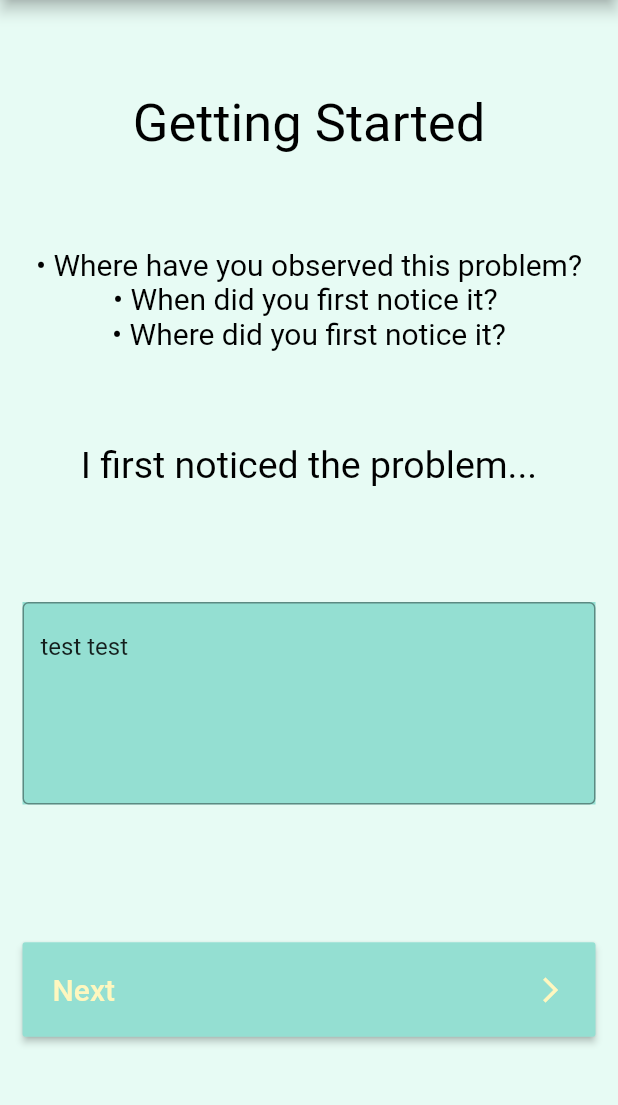
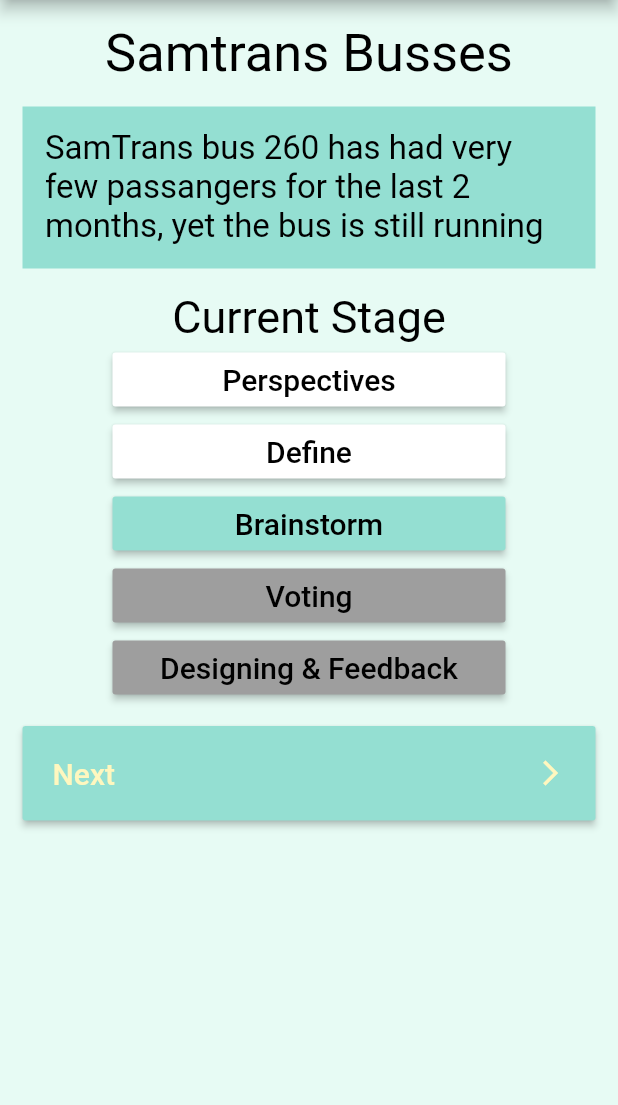
Before and after one commit to jchou03/PictureIt, a Flutter app: the screen it shows after launch, on a phone screen of 412 x 824 dp, the part 84-1189 px from its top. Run offline on Flutter 3.47's test engine with Material 2 defaults, Android fonts, the phone set to English and light mode, and no system bars; our stand-ins replace image_picker.

Commit message:
functioning project main page

```diff
--- a/pictureit/lib/Data/project.dart
+++ b/pictureit/lib/Data/project.dart
@@ -6,20 +6,44 @@ import 'package:pictureit/Data/user.dart';
 // class to hold the data of the project
 class Project {
   // each variable will hold the value that the user puts into each page
+  // stores string value of text on GettingStarted page
   String gettingStarted;
+  // stores the value of the first text box on the Empathy page
   String empathy1;
+  // stores the value of the second text box on the Empathy page
   String empathy2;
+  // stores the value of the first text box on the Defining page
   String defining1;
+  // stores the value of the second text box on the Defining page
   String defining2;
+  // stores the text value of the Brainstorming page
   String brainstorming;
+  // stores the List of Idea(s) that are created based on the parsed string above
   List<Idea> ideas;
+  // stores the List of Idea(s) that are the top 3 ideas
   List<Idea> top3;
+  // stores the top voted Idea
   List<Idea> top;
+  // stores the List of Design(s) that are basically all the prototypes
   List<Design> designs;
 
   // overall project variables (like user creator)
+  // stores the stage that the project is on (as a number, 0 index)
   int stage;
+  // stores the list of possible stages for the project (same for all projects)
+  List<String> stages = [
+    'Perspectives',
+    'Define',
+    'Brainstorm',
+    'Voting',
+    'Designing & Feedback'
+  ];
+  // stores the User that created the project
   User creator;
+  // the title of the project
+  String title;
+  // the description of the project
+  String description;
 
   Project() {
     gettingStarted = "";
@@ -37,6 +61,8 @@ class Project {
     User defaultUser = new User('David',
         Image.asset('assets/images/Screenshot (437).png'), 'email@gmail.com');
     creator = defaultUser;
+    title = 'Project Title';
+    description = 'Project description';
   }
 
   // specific constructor which lets you specify specific values for items
@@ -51,7 +77,10 @@ class Project {
       List<Idea> top3,
       List<Idea> top,
       List<Design> designs,
-      int stage) {
+      int stage,
+      User creator,
+      String title,
+      String description) {
     this.gettingStarted = gettingStarted;
     this.empathy1 = empathy1;
     this.empathy2 = empathy2;
@@ -63,6 +92,9 @@ class Project {
     this.top = top;
     this.designs = designs;
     this.stage = stage;
+    this.creator = creator;
+    this.title = title;
+    this.description = description;
 
     // defaults if they are null
     if (gettingStarted == null) this.gettingStarted = "";
@@ -75,6 +107,11 @@ class Project {
     if (top == null) this.top = [];
     if (designs == null) this.designs = [];
     if (stage == null) this.stage = 0;
+    if (creator == null)
+      this.creator = new User('David',
+          Image.asset('assets/images/Screenshot (437).png'), 'email@gmail.com');
+    if (title == null) this.title = 'Project Title';
+    if (description == null) this.description = 'Project description';
   }
 
   // getters for each variable
@@ -122,8 +159,20 @@ class Project {
     return stage;
   }
 
+  List<String> getStages() {
+    return stages;
+  }
+
   User getCreator() {
     return creator;
+  }
+
+  String getTitle() {
+    return title;
+  }
+
+  String getDescription() {
+    return description;
   }
 
   // setters for each variable
@@ -174,4 +223,12 @@ class Project {
   void setCreator(User creator) {
     this.creator = creator;
   }
+
+  void setTitle(String title) {
+    this.title = title;
+  }
+
+  void setDescription(String description) {
+    this.description = description;
+  }
 }
--- /dev/null
+++ b/pictureit/lib/Data/stage.dart
@@ -0,0 +1,27 @@
+import 'package:flutter/cupertino.dart';
+
+class Stage {
+  String name;
+  Widget page;
+
+  Stage(String name, Widget page) {
+    this.name = name;
+    this.page = page;
+  }
+
+  String getName() {
+    return name;
+  }
+
+  Widget getPage() {
+    return page;
+  }
+
+  void setName(String name) {
+    this.name = name;
+  }
+
+  void setPage(Widget page) {
+    this.page = page;
+  }
+}
--- /dev/null
+++ b/pictureit/lib/MiscPages/projectHome.dart
@@ -0,0 +1,215 @@
+// color setups
+import 'package:flutter/cupertino.dart';
+import 'package:flutter/material.dart';
+import 'package:pictureit/Data/project.dart';
+import 'package:pictureit/Tools/brainstorming.dart';
+import 'package:pictureit/Tools/defining.dart';
+import 'package:pictureit/Tools/designing.dart';
+import 'package:pictureit/Tools/empathy.dart';
+import 'package:pictureit/Tools/gettingStarted.dart';
+import 'package:pictureit/Tools/voting.dart';
+
+const backgroundColor = Color(0xFFE7FBF4);
+const headingColor = Colors.white;
+const boxColor = Color(0xFF94DFD2);
+const arrowColor = Color(0xFFFFF7BF);
+
+// padding, margin, and border radius setup
+const globalPadding = 15.0;
+const globalMargin = 15.0;
+const borderRadius = 10.0;
+
+class ProjectHome extends StatefulWidget {
+  Project project;
+
+  ProjectHome(Project project) {
+    this.project = project;
+  }
+
+  ProjectHomeState createState() => ProjectHomeState(project);
+}
+
+class ProjectHomeState extends State<ProjectHome> {
+  Project project;
+  // List to store the column of raised buttons for the stages
+  List<RaisedButton> stages = [];
+
+  ProjectHomeState(Project project) {
+    this.project = project;
+  }
+
+  Widget build(BuildContext context) {
+    //print(project.getTitle());
+    //print(project.getDescription());
+
+    return Scaffold(
+        // appbar is the header
+        appBar: AppBar(
+          title: Text('PictureIt'),
+          backgroundColor: headingColor,
+        ),
+        // container for body of page
+        body: Container(
+            padding: EdgeInsets.all(globalPadding),
+            color: backgroundColor,
+            width: MediaQuery.of(context).size.width,
+            // listview so it can scroll
+            child: ListView(children: <Widget>[
+              // column of content
+              Column(
+                mainAxisAlignment: MainAxisAlignment.spaceEvenly,
+                children: <Widget>[
+                  // title for the section
+                  Text('${project.getTitle()}',
+                      style: TextStyle(color: Colors.black, fontSize: 35)),
+                  // first round of text (prompt and text box)
+                  Container(
+                      color: boxColor,
+                      margin: EdgeInsets.symmetric(
+                          vertical: globalMargin, horizontal: 0),
+                      child: Column(
+                        crossAxisAlignment: CrossAxisAlignment.start,
+                        children: <Widget>[
+                          // area to display the description of the project
+                          Center(
+                            child: Container(
+                              width: MediaQuery.of(context).size.width,
+                              margin: EdgeInsets.all(globalMargin),
+                              child: Text('${project.getDescription()}',
+                                  style: TextStyle(
+                                      color: Colors.black, fontSize: 22)),
+                            ),
+                          )
+                        ],
+                      )),
+
+                  // section for display
+                  Container(
+                    child: Column(
+                      children: <Widget>[
+                        Center(
+                          // Current Stage title
+                          child: Text('Current Stage',
+                              style:
+                                  TextStyle(color: Colors.black, fontSize: 30)),
+                        ),
+                        // show the project stage buttons
+                        Column(
+                            children: List.generate(project.getStages().length,
+                                (index) {
+                          // code for deciding whether or not the box should be active
+                          bool active = false;
+                          if (index <= project.getStage()) {
+                            active = true;
+                          }
+                          // code for deciding box color
+                          Color buttonColor = Colors.grey;
+                          if (index < project.getStage()) {
+                            buttonColor = headingColor;
+                          } else if (index == project.getStage()) {
+                            buttonColor = boxColor;
+                          }
+
+                          return Container(
+                              width: MediaQuery.of(context).size.width,
+                              margin: EdgeInsets.symmetric(
+                                  horizontal: globalMargin * 4),
+                              child: RaisedButton(
+                                  color: buttonColor,
+                                  child: Center(
+                                    child: Text(
+                                      '${project.getStages()[index]}',
+                                      style: TextStyle(
+                                          color: Colors.black, fontSize: 20),
+                                    ),
+                                  ),
+                                  onPressed: () {
+                                    if (active) {
+                                      // code to switch which page it goes to
+                                      switch (index) {
+                                        case 0:
+                                          Navigator.push(
+                                              context,
+                                              MaterialPageRoute(
+                                                  builder: (context) =>
+                                                      Empathy(project)));
+                                          break;
+                                        case 1:
+                                          Navigator.push(
+                                              context,
+                                              MaterialPageRoute(
+                                                  builder: (context) =>
+                                                      Defining(project)));
+                                          break;
+                                        case 2:
+                                          Navigator.push(
+                                              context,
+                                              MaterialPageRoute(
+                                                  builder: (context) =>
+                                                      Brainstorming(project)));
+                                          break;
+                                        case 3:
+                                          Navigator.push(
+                                              context,
+                                              MaterialPageRoute(
+                                                  builder: (context) =>
+                                                      Voting1(project)));
+                                          break;
+                                        case 4:
+                                          Navigator.push(
+                                              context,
+                                              MaterialPageRoute(
+                                                  builder: (context) =>
+                                                      Designing(project)));
+                                          break;
+                                        default:
+                                          Navigator.push(
+                                              context,
+                                              MaterialPageRoute(
+                                                  builder: (context) =>
+                                                      GettingStarted(project)));
+                                      }
+                                    }
+                                  }));
+                        }))
+                      ],
+                    ),
+                  ),
+                  // second text box
+                  // text box for user input
+
+                  // Button for moving to the next page
+                  Container(
+                      margin: EdgeInsets.symmetric(vertical: globalMargin),
+                      child: RaisedButton(
+                          color: boxColor,
+                          splashColor: Colors.blueAccent,
+                          padding: EdgeInsets.all(20),
+                          onPressed: () {
+                            // depending on step,
+
+                            Navigator.push(
+                                context,
+                                MaterialPageRoute(
+                                    builder: (context) => Defining(project)));
+                          },
+                          child: Row(
+                            mainAxisAlignment: MainAxisAlignment.spaceBetween,
+                            children: <Widget>[
+                              Text(
+                                "Next",
+                                style:
+                                    TextStyle(color: arrowColor, fontSize: 20),
+                              ),
+                              Icon(
+                                Icons.arrow_forward_ios,
+                                color: arrowColor,
+                                size: 20,
+                              )
+                            ],
+                          )))
+                ],
+              )
+            ])));
+  }
+}
--- a/pictureit/lib/main.dart
+++ b/pictureit/lib/main.dart
@@ -3,6 +3,7 @@
 import 'package:flutter/material.dart';
 import 'package:pictureit/Data/design.dart';
 import 'package:pictureit/Data/project.dart';
+import 'package:pictureit/MiscPages/projectHome.dart';
 import 'package:pictureit/Tools/gettingStarted.dart';
 import 'package:pictureit/tools/designing.dart';
 
@@ -41,11 +42,15 @@ class MyApp extends StatelessWidget {
       null,
       null,
       null,
-      null);
+      2,
+      null,
+      'Samtrans Busses',
+      'SamTrans bus 260 has had very few passangers for the last 2 months, yet the bus is still running');
 
   // This widget is the root of your application.
   @override
   Widget build(BuildContext context) {
+    print(testProject.getStage());
     return MaterialApp(
         title: 'PictureIt',
         //routes: {'/': (context) => MyApp()},
@@ -58,8 +63,7 @@ class MyApp extends StatelessWidget {
         ),
         //home: MyHomePage(title: 'PictureIt')
         // uncomment above and comment below if I want to see the information feed
-        //home: Designing(designs));
-        home: GettingStarted(testProject));
+        home: ProjectHome(testProject));
   }
 }
 
```
